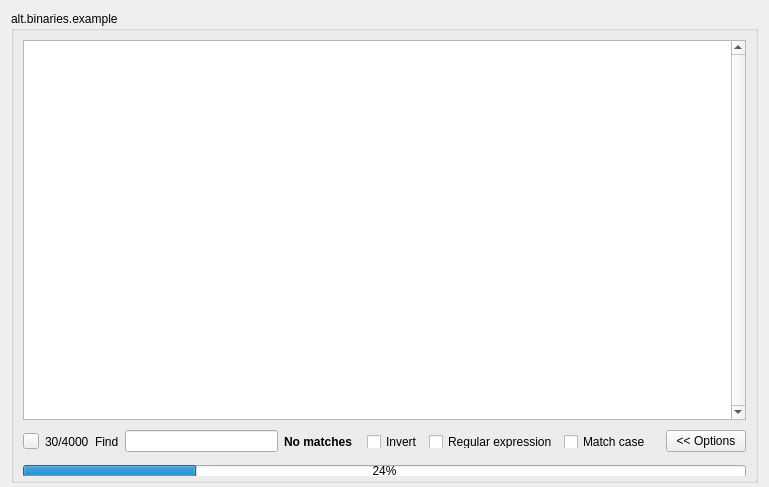
Before: the Qt Designer form app/gui/newsgroup.ui in ensisoft/newsflash-plus, drawn with Qt 5.
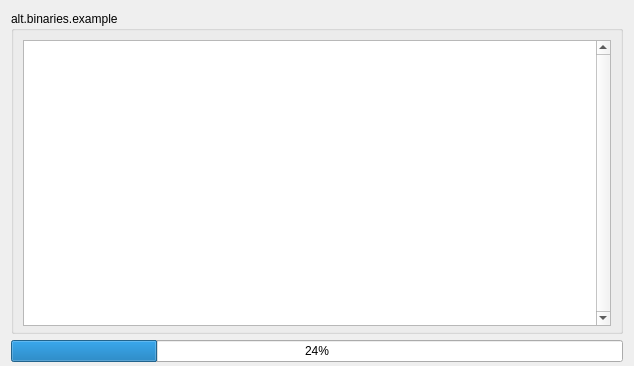
After: the same form once the commit is applied. Icons and pictures are not drawn.

Diff of the .ui file:
```diff
--- a/app/gui/newsgroup.ui
+++ b/app/gui/newsgroup.ui
@@ -6,8 +6,8 @@
    <rect>
     <x>0</x>
     <y>0</y>
-    <width>769</width>
-    <height>487</height>
+    <width>634</width>
+    <height>366</height>
    </rect>
   </property>
   <property name="windowTitle">
@@ -82,203 +82,16 @@
         </attribute>
        </widget>
       </item>
-      <item row="1" column="0">
-       <widget class="QWidget" name="findContainer" native="true">
-        <layout class="QGridLayout" name="gridLayout_3">
-         <property name="margin">
-          <number>0</number>
-         </property>
-         <item row="0" column="0">
-          <layout class="QHBoxLayout" name="horizontalLayout">
-           <item>
-            <widget class="QPushButton" name="btnCloseFind">
-             <property name="sizePolicy">
-              <sizepolicy hsizetype="MinimumExpanding" vsizetype="Preferred">
-               <horstretch>0</horstretch>
-               <verstretch>0</verstretch>
-              </sizepolicy>
-             </property>
-             <property name="maximumSize">
-              <size>
-               <width>16</width>
-               <height>16</height>
-              </size>
-             </property>
-             <property name="text">
-              <string/>
-             </property>
-             <property name="icon">
-              <iconset resource="resource.qrc">
-               <normaloff>:/resource/16x16_ico_png/ico_close.png</normaloff>:/resource/16x16_ico_png/ico_close.png</iconset>
-             </property>
-             <property name="flat">
-              <bool>false</bool>
-             </property>
-            </widget>
-           </item>
-           <item>
-            <widget class="QLabel" name="label">
-             <property name="text">
-              <string>30/4000</string>
-             </property>
-            </widget>
-           </item>
-           <item>
-            <widget class="QLabel" name="label_3">
-             <property name="minimumSize">
-              <size>
-               <width>0</width>
-               <height>31</height>
-              </size>
-             </property>
-             <property name="maximumSize">
-              <size>
-               <width>16777215</width>
-               <height>31</height>
-              </size>
-             </property>
-             <property name="text">
-              <string>Find</string>
-             </property>
-            </widget>
-           </item>
-           <item>
-            <widget class="QLineEdit" name="editFind"/>
-           </item>
-           <item>
-            <widget class="QLabel" name="lblSearch">
-             <property name="font">
-              <font>
-               <weight>75</weight>
-               <bold>true</bold>
-              </font>
-             </property>
-             <property name="text">
-              <string>No matches</string>
-             </property>
-            </widget>
-           </item>
-           <item>
-            <widget class="QWidget" name="findOptions" native="true">
-             <property name="maximumSize">
-              <size>
-               <width>16777215</width>
-               <height>31</height>
-              </size>
-             </property>
-             <layout class="QGridLayout" name="gridLayout_2">
-              <item row="0" column="0">
-               <widget class="QCheckBox" name="chkSearchInvert">
-                <property name="text">
-                 <string>Invert</string>
-                </property>
-               </widget>
-              </item>
-              <item row="0" column="2">
-               <widget class="QCheckBox" name="chkSearchMatchCase">
-                <property name="text">
-                 <string>Match case</string>
-                </property>
-               </widget>
-              </item>
-              <item row="0" column="1">
-               <widget class="QCheckBox" name="chkSearchRegEx">
-                <property name="text">
-                 <string>Regular expression</string>
-                </property>
-               </widget>
-              </item>
-             </layout>
-            </widget>
-           </item>
-           <item>
-            <widget class="QPushButton" name="btnSearchOptions">
-             <property name="text">
-              <string>&lt;&lt; Options</string>
-             </property>
-             <property name="default">
-              <bool>false</bool>
-             </property>
-             <property name="flat">
-              <bool>false</bool>
-             </property>
-            </widget>
-           </item>
-          </layout>
-         </item>
-        </layout>
-       </widget>
-      </item>
-      <item row="2" column="0">
-       <widget class="QWidget" name="progressBarContainer" native="true">
-        <property name="minimumSize">
-         <size>
-          <width>0</width>
-          <height>12</height>
-         </size>
-        </property>
-        <property name="maximumSize">
-         <size>
-          <width>16777215</width>
-          <height>10</height>
-         </size>
-        </property>
-        <property name="autoFillBackground">
-         <bool>false</bool>
-        </property>
-        <layout class="QGridLayout" name="gridLayout">
-         <property name="margin">
-          <number>0</number>
-         </property>
-         <item row="0" column="0">
-          <widget class="QProgressBar" name="progressBar">
-           <property name="enabled">
-            <bool>true</bool>
-           </property>
-           <property name="sizePolicy">
-            <sizepolicy hsizetype="Expanding" vsizetype="Fixed">
-             <horstretch>0</horstretch>
-             <verstretch>0</verstretch>
-            </sizepolicy>
-           </property>
-           <property name="minimumSize">
-            <size>
-             <width>0</width>
-             <height>12</height>
-            </size>
-           </property>
-           <property name="maximumSize">
-            <size>
-             <width>16777215</width>
-             <height>10</height>
-            </size>
-           </property>
-           <property name="value">
-            <number>24</number>
-           </property>
-           <property name="alignment">
-            <set>Qt::AlignLeading|Qt::AlignLeft|Qt::AlignVCenter</set>
-           </property>
-           <property name="textVisible">
-            <bool>true</bool>
-           </property>
-           <property name="invertedAppearance">
-            <bool>false</bool>
-           </property>
-           <property name="textDirection">
-            <enum>QProgressBar::BottomToTop</enum>
-           </property>
-           <property name="format">
-            <string>%p%</string>
-           </property>
-          </widget>
-         </item>
-        </layout>
-       </widget>
-      </item>
      </layout>
     </widget>
    </item>
+   <item row="1" column="0">
+    <widget class="QProgressBar" name="progressBar">
+     <property name="value">
+      <number>24</number>
+     </property>
+    </widget>
+   </item>
   </layout>
   <action name="actionRefresh">
    <property name="icon">
```
